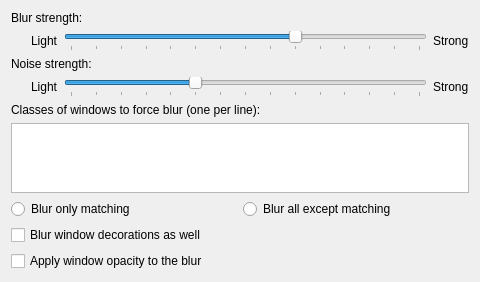
taj-ny/kwin-effects-forceblur, file src/kcm/blur_config.ui: the form before one commit.
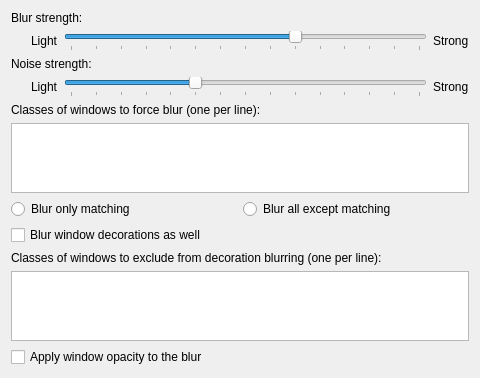
The form after the commit.

Commit message: fix blur for gtk windows

```diff
--- a/src/kcm/blur_config.ui
+++ b/src/kcm/blur_config.ui
@@ -189,6 +189,17 @@
      </property>
     </widget>
    </item>
+   <item>
+    <widget class="QLabel">
+     <property name="text">
+      <string>Classes of windows to exclude from decoration blurring (one per line):</string>
+     </property>
+    </widget>
+   </item>
+   <item>
+    <widget class="QPlainTextEdit" name="kcfg_DecorationExcludedWindowClasses">
+    </widget>
+   </item>
    <item>
     <widget class="QCheckBox" name="kcfg_TransparentBlur">
      <property name="text">
```
The commit also changes 3 other files.
